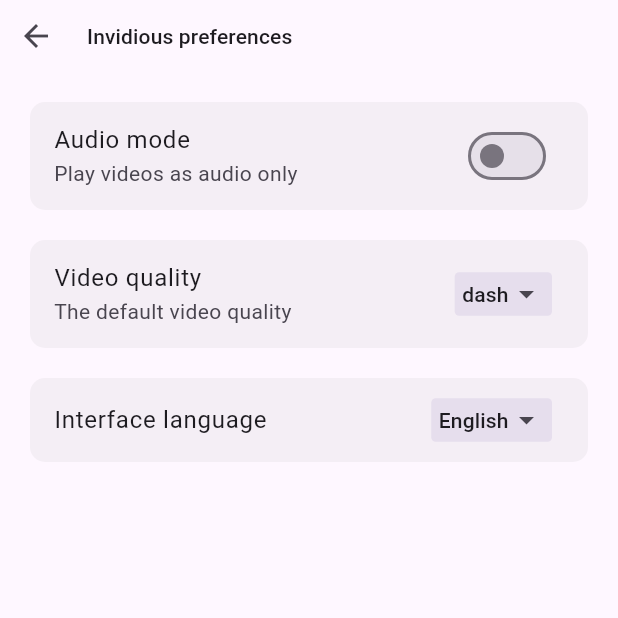
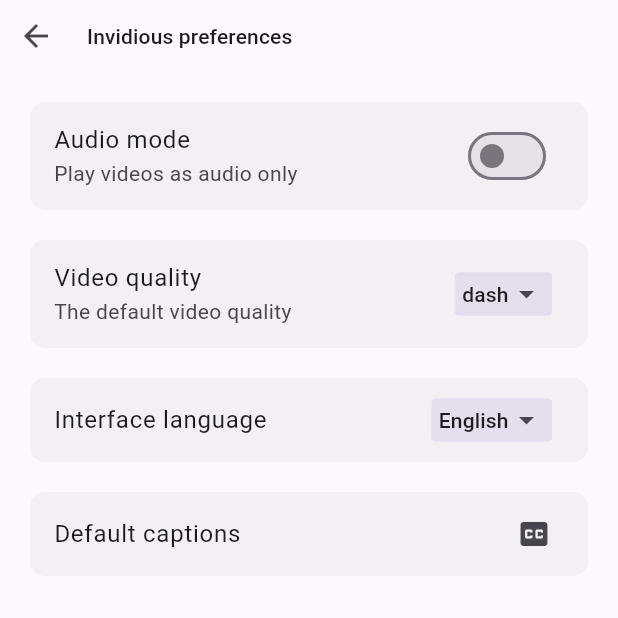
Before and after one commit to XxA7med66xX/forwardious, a Flutter app: the SettingsScreen screen opened by its route, after a tap on "Invidious preferences", on a phone screen of 412 x 824 dp, the top half of it. Run offline on Flutter 3.47's test engine with Material 3 defaults, Android fonts, the phone set to English and light mode, and no system bars; our stand-ins replace flutter_bloc, shared_preferences; missing offline and left inert: chrome_extension; accounts and stored records are empty; generated files the repository leaves out were written again; network calls fail.

Commit message:
Add a captions selector option
This option allows you to choose captions for the video, you can select up to three captions.

The selected captions will appear based on their availability in the video, If the first chosen caption isn't available, the second one will be applied, and so on.

The captions will be applied to all instances of the video.

```diff
--- /dev/null
+++ b/lib/backend/bloc/cubit/invidious/prefrences/default_captions_cubit.dart
@@ -0,0 +1,335 @@
+import 'dart:convert';
+
+import 'package:flutter_bloc/flutter_bloc.dart';
+import 'package:forwardious/backend/chrome_api/cookies/cookies.dart';
+import 'package:forwardious/backend/invidious/preferences.dart';
+import 'package:shared_preferences/shared_preferences.dart';
+
+class DefaultCaptionsCubit extends Cubit<String> {
+  DefaultCaptionsCubit(this.prefs) : super('none');
+
+  final SharedPreferences prefs;
+
+  //The selected captions of all of the three selectors
+  late String selectedCaption_1 = prefs.getString('caption1') ?? 'none';
+  late String selectedCaption_2 = prefs.getString('caption2') ?? 'none';
+  late String selectedCaption_3 = prefs.getString('caption3') ?? 'none';
+
+  ///The captionNum parameter is used to detect
+  ///from what selector this function is called.
+  ///'first','second','third'
+  void selected(String item, String captionNum) {
+
+    final index = languageCodes.indexWhere((langCode) => langCode == item);
+    final languageName = languageNames[index];
+
+    //This list retrieves saved values as a list
+    //these values are used to set the 'captions' key
+    //in Invidious cookies the 'captions' key represents
+    //combinations of language name and accent type enclosed
+    //in parentheses. For example 'Arabic (Yemen)'.
+
+    late List<String> captionsList = {
+      'first': prefs.getString('selectedCaptionCode_1') ?? 'none',
+      'second': prefs.getString('selectedCaptionCode_2') ?? 'none',
+      'third': prefs.getString('selectedCaptionCode_3') ?? 'none',
+    }.values.toList();
+
+    //Check [captionNum] value to determine the
+    //correct excution foreach one.
+
+    switch (captionNum) {
+      case 'first':
+        selectedCaption_1 = languageName;
+        prefs.setString('caption1', languageName);
+        prefs.setString('selectedCaptionCode_1', item);
+      case 'second':
+        selectedCaption_2 = languageName;
+        prefs.setString('caption2', languageName);
+        prefs.setString('selectedCaptionCode_2', item);
+      case 'third':
+        selectedCaption_3 = languageName;
+        prefs.setString('caption3', languageName);
+        prefs.setString('selectedCaptionCode_3', item);
+    }
+
+    prefs.setStringList('captions', captionsList);
+
+    ChromeCookies.override(
+      //The name of the invidious cookies.
+      'PREFS',
+      //The targeted URL is the preferences URL of the current instance.
+      '${prefs.getString('currentInstance')!}/preferences',
+      //The preferences are encoded to JSON and then URL-encoded.
+      Uri.encodeComponent(jsonEncode(InvidiousPreferences.preferences(prefs))),
+    );
+
+    emit(item);
+  }
+
+  final languageNames = [
+    'none',
+    'Afrikaans',
+    'Albanian',
+    'Amharic',
+    'Arabic',
+    'Armenian',
+    'Azerbaijani',
+    'Bangla',
+    'Basque',
+    'Belarusian',
+    'Bosnian',
+    'Bulgarian',
+    'Burmese',
+    'Cantonese',
+    'Catalan',
+    'Cebuano',
+    'Chinese',
+    'Chinese',
+    'Chinese',
+    'Chinese',
+    'Chinese',
+    'Chinese',
+    'Corsican',
+    'Croatian',
+    'Czech',
+    'Danish',
+    'Dutch',
+    'Dutch',
+    'English',
+    'English',
+    'English',
+    'English',
+    'Esperanto',
+    'Estonian',
+    'Finnish',
+    'Filipino',
+    'French',
+    'French',
+    'Galician',
+    'Georgian',
+    'German',
+    'German',
+    'Greek',
+    'Gujarati',
+    'Haitian Creole',
+    'Hausa',
+    'Hawaiian',
+    'Hebrew',
+    'Hindi',
+    'Hmong',
+    'Hungarian',
+    'Icelandic',
+    'Igbo',
+    'Indonesian',
+    'Indonesian',
+    'Interlingue',
+    'Irish',
+    'Italian',
+    'Italian',
+    'Japanese',
+    'Japanese',
+    'Javanese',
+    'Kannada',
+    'Kazakh',
+    'Khmer',
+    'Korean',
+    'Korean',
+    'Kurdish',
+    'Kyrgyz',
+    'Lao',
+    'Latin',
+    'Latvian',
+    'Lithuanian',
+    'Luxembourgish',
+    'Macedonian',
+    'Malagasy',
+    'Malay',
+    'Malayalam',
+    'Maltese',
+    'Maori',
+    'Marathi',
+    'Mongolian',
+    'Nepali',
+    'Norwegian Bokmål',
+    'Nyanja',
+    'Pashto',
+    'Persian',
+    'Polish',
+    'Portuguese',
+    'Portuguese',
+    'Portuguese',
+    'Punjabi',
+    'Romanian',
+    'Russian',
+    'Russian',
+    'Samoan',
+    'Scottish Gaelic',
+    'Serbian',
+    'Shona',
+    'Sindhi',
+    'Sinhala',
+    'Slovak',
+    'Slovenian',
+    'Somali',
+    'Southern Sotho',
+    'Spanish',
+    'Spanish',
+    'Spanish',
+    'Spanish',
+    'Spanish',
+    'Sundanese',
+    'Swahili',
+    'Swedish',
+    'Tajik',
+    'Tamil',
+    'Telugu',
+    'Thai',
+    'Turkish',
+    'Turkish',
+    'Ukrainian',
+    'Urdu',
+    'Uzbek',
+    'Vietnamese',
+    'Vietnamese',
+    'Welsh',
+    'Western Frisian',
+    'Xhosa',
+    'Yiddish',
+    'Yoruba',
+    'Zulu'
+  ];
+
+  final languageCodes = [
+    'none',
+    'Afrikaans',
+    'Albanian',
+    'Amharic',
+    'Arabic',
+    'Armenian',
+    'Azerbaijani',
+    'Bangla',
+    'Basque',
+    'Belarusian',
+    'Bosnian',
+    'Bulgarian',
+    'Burmese',
+    'Cantonese (Hong Kong)',
+    'Catalan',
+    'Cebuano',
+    'Chinese',
+    'Chinese (China)',
+    'Chinese (Hong Kong)',
+    'Chinese (Simplified)',
+    'Chinese (Taiwan)',
+    'Chinese (Traditional)',
+    'Corsican',
+    'Croatian',
+    'Czech',
+    'Danish',
+    'Dutch',
+    'Dutch (auto-generated)',
+    'English',
+    'English (United Kingdom)',
+    'English (United States)',
+    'English (auto-generated)',
+    'Esperanto',
+    'Estonian',
+    'Finnish',
+    'Filipino',
+    'French',
+    'French (auto-generated)',
+    'Galician',
+    'Georgian',
+    'German',
+    'German (auto-generated)',
+    'Greek',
+    'Gujarati',
+    'Haitian Creole',
+    'Hausa',
+    'Hawaiian',
+    'Hebrew',
+    'Hindi',
+    'Hmong',
+    'Hungarian',
+    'Icelandic',
+    'Igbo',
+    'Indonesian',
+    'Indonesian (auto-generated)',
+    'Interlingue',
+    'Irish',
+    'Italian',
+    'Italian (auto-generated)',
+    'Japanese',
+    'Japanese (auto-generated)',
+    'Javanese',
+    'Kannada',
+    'Kazakh',
+    'Khmer',
+    'Korean',
+    'Korean (auto-generated)',
+    'Kurdish',
+    'Kyrgyz',
+    'Lao',
+    'Latin',
+    'Latvian',
+    'Lithuanian',
+    'Luxembourgish',
+    'Macedonian',
+    'Malagasy',
+    'Malay',
+    'Malayalam',
+    'Maltese',
+    'Maori',
+    'Marathi',
+    'Mongolian',
+    'Nepali',
+    'Norwegian Bokmål',
+    'Nyanja',
+    'Pashto',
+    'Persian',
+    'Polish',
+    'Portuguese',
+    'Portuguese (Brazil)',
+    'Portuguese (auto-generated)',
+    'Punjabi',
+    'Romanian',
+    'Russian',
+    'Russian (auto-generated)',
+    'Samoan',
+    'Scottish Gaelic',
+    'Serbian',
+    'Shona',
+    'Sindhi',
+    'Sinhala',
+    'Slovak',
+    'Slovenian',
+    'Somali',
+    'Southern Sotho',
+    'Spanish',
+    'Spanish (Latin America)',
+    'Spanish (Mexico)',
+    'Spanish (Spain)',
+    'Spanish (auto-generated)',
+    'Sundanese',
+    'Swahili',
+    'Swedish',
+    'Tajik',
+    'Tamil',
+    'Telugu',
+    'Thai',
+    'Turkish',
+    'Turkish (auto-generated)',
+    'Ukrainian',
+    'Urdu',
+    'Uzbek',
+    'Vietnamese',
+    'Vietnamese (auto-generated)',
+    'Welsh',
+    'Western Frisian',
+    'Xhosa',
+    'Yiddish',
+    'Yoruba',
+    'Zulu'
+  ];
+}
--- a/lib/backend/invidious/preferences.dart
+++ b/lib/backend/invidious/preferences.dart
@@ -13,7 +13,8 @@ class InvidiousPreferences {
     Map<String, dynamic> config = {
       "listen": prefs.getBool('audioMode') ?? false,
       "quality": prefs.getString('videoQuality') ?? 'dash',
-      "locale": prefs.getString('InstanceLocaleCode') ?? 'en-US'
+      "locale": prefs.getString('InstanceLocaleCode') ?? 'en-US',
+      "captions":prefs.getStringList('captions') ?? ["","",""]
     };
     return config;
   }
--- a/lib/frontend/modules/section_title.dart
+++ b/lib/frontend/modules/section_title.dart
@@ -4,14 +4,19 @@ class SectionTitle extends StatelessWidget {
 
   ///Section title is a simple text widget that
   ///shows the title of any option in settings.
-  const SectionTitle({super.key, required this.title});
+  const SectionTitle({
+    super.key,
+    required this.title,
+    this.margin = const EdgeInsets.symmetric(horizontal: 25),
+  });
 
   final String title;
+  final EdgeInsetsGeometry? margin;
 
   @override
   Widget build(BuildContext context) {
     return Container(
-      margin: const EdgeInsets.symmetric(horizontal: 25),
+      margin: margin,
       alignment: Alignment.topLeft,
       child: Row(
         children: [
--- /dev/null
+++ b/lib/frontend/screens/settings/sections/general/invidious_preferences/options/default_captions/default_captions.dart
@@ -0,0 +1,58 @@
+import 'package:flutter/material.dart';
+import 'package:flutter_bloc/flutter_bloc.dart';
+import 'package:forwardious/backend/bloc/cubit/language_cubit.dart';
+import 'package:forwardious/frontend/modules/option_card.dart';
+import 'package:forwardious/frontend/screens/settings/sections/general/invidious_preferences/options/default_captions/first_caption.dart';
+import 'package:forwardious/frontend/screens/settings/sections/general/invidious_preferences/options/default_captions/second_caption.dart';
+import 'package:forwardious/frontend/screens/settings/sections/general/invidious_preferences/options/default_captions/third_caption.dart';
+import 'package:forwardious/i18n/strings.g.dart';
+
+class DefaultCaptions extends StatelessWidget {
+  const DefaultCaptions({super.key});
+
+  @override
+  Widget build(BuildContext context) {
+    final direction = context.watch<LanguageCubit>().direction;
+
+    return OptionCard.sub(
+      isButton: true,
+      onTap: () {
+        showDialog_(context, direction);
+      },
+      title: Text(context.t.settingsScreen.invidiousPreferences.defaultCaptions.defaultCaptions),
+      trailing: const Icon(Icons.closed_caption),
+    );
+  }
+
+  Future<dynamic> showDialog_(BuildContext context, TextDirection direction) {
+    return showDialog(
+      context: context,
+      builder: (context) {
+        return Directionality(
+          textDirection: direction,
+          child: Dialog(
+            backgroundColor: Theme.of(context).scaffoldBackgroundColor,
+            elevation: 0,
+            shape: RoundedRectangleBorder(
+              borderRadius: BorderRadius.circular(10),
+            ),
+            child: SizedBox(
+              height: 250,
+              child: Column(
+                mainAxisAlignment: MainAxisAlignment.spaceEvenly,
+                children: [
+                  Text(context.t.settingsScreen.invidiousPreferences.defaultCaptions.first),
+                  const FirstCaptionSelector(),
+                  Text(context.t.settingsScreen.invidiousPreferences.defaultCaptions.second),
+                  const SecondCaptionSelector(),
+                  Text(context.t.settingsScreen.invidiousPreferences.defaultCaptions.third),
+                  const ThirdCaptionSelector(),
+                ],
+              ),
+            ),
+          ),
+        );
+      },
+    );
+  }
+}
--- a/lib/frontend/screens/settings/sections/general/invidious_preferences/preferences_screen.dart
+++ b/lib/frontend/screens/settings/sections/general/invidious_preferences/preferences_screen.dart
@@ -1,6 +1,7 @@
 import 'package:flutter/material.dart';
 import 'package:forwardious/frontend/modules/custom_flat_button.dart';
 import 'package:forwardious/frontend/screens/settings/sections/general/invidious_preferences/options/audio_mode.dart';
+import 'package:forwardious/frontend/screens/settings/sections/general/invidious_preferences/options/default_captions/default_captions.dart';
 import 'package:forwardious/frontend/screens/settings/sections/general/invidious_preferences/options/instance_locale.dart';
 import 'package:forwardious/frontend/screens/settings/sections/general/invidious_preferences/options/video_quality.dart';
 import 'package:forwardious/i18n/strings.g.dart';
@@ -11,13 +12,16 @@ class InvidiousPreferencesScreen extends StatelessWidget {
   @override
   Widget build(BuildContext context) {
     return const Scaffold(
-      body: Column(
-        children: [
-          CustomAppbar(),
-          AudioMode(),
-          VideoQuality(),
-          InstanceLocale()
-        ],
+      body: SingleChildScrollView(
+        child: Column(
+          children: [
+            CustomAppbar(),
+            AudioMode(),
+            VideoQuality(),
+            InstanceLocale(),
+            DefaultCaptions()
+          ],
+        ),
       ),
     );
   }
--- a/lib/main.dart
+++ b/lib/main.dart
@@ -2,6 +2,7 @@ import 'package:flutter/material.dart';
 import 'package:flutter_bloc/flutter_bloc.dart';
 import 'package:forwardious/backend/bloc/cubit/chrome_settings/tab_behaviour_cubit.dart';
 import 'package:forwardious/backend/bloc/cubit/invidious/prefrences/audio_mode_cubit.dart';
+import 'package:forwardious/backend/bloc/cubit/invidious/prefrences/default_captions_cubit.dart';
 import 'package:forwardious/backend/bloc/cubit/invidious/prefrences/instance_language_cubit.dart';
 import 'package:forwardious/backend/bloc/cubit/invidious/prefrences/video_quality_cubit.dart';
 import 'package:forwardious/backend/bloc/cubit/language_cubit.dart';
@@ -45,6 +46,7 @@ class MainApp extends StatelessWidget {
         BlocProvider(create: (context) => AudioModeCubit(prefs)),
         BlocProvider(create: (context) => VideoQualityCubit(prefs)),
         BlocProvider(create: (context) => InstanceLanguageCubit(prefs)),
+        BlocProvider(create: (context) => DefaultCaptionsCubit(prefs)),
       ],
       child: BlocBuilder<ThemeCubit, bool>(
         builder: (context, state) {
```
Also changed, not shown: lib/frontend/screens/settings/sections/general/invidious_preferences/options/default_captions/first_caption.dart (added, +48 -0 lines), lib/frontend/screens/settings/sections/general/invidious_preferences/options/default_captions/second_caption.dart (added, +47 -0 lines), lib/frontend/screens/settings/sections/general/invidious_preferences/options/default_captions/third_caption.dart (added, +47 -0 lines), lib/i18n/strings.i18n.json (+8 -1 lines), lib/i18n/strings_ar.i18n.json (+8 -1 lines), lib/i18n/strings.g.dart.
